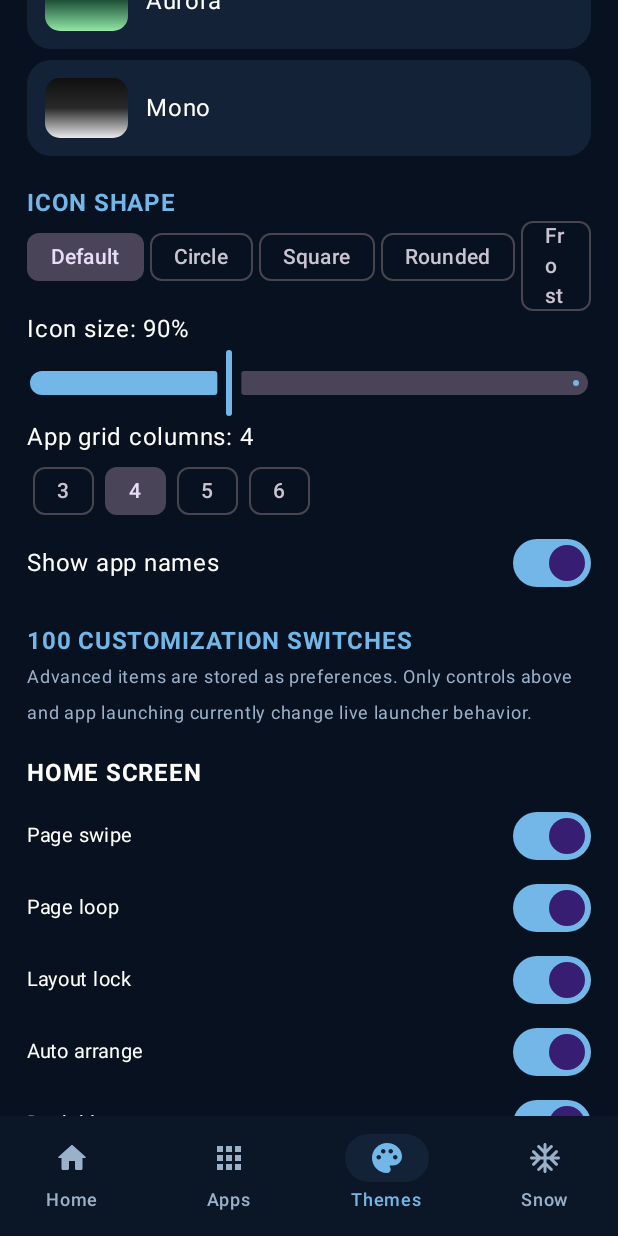
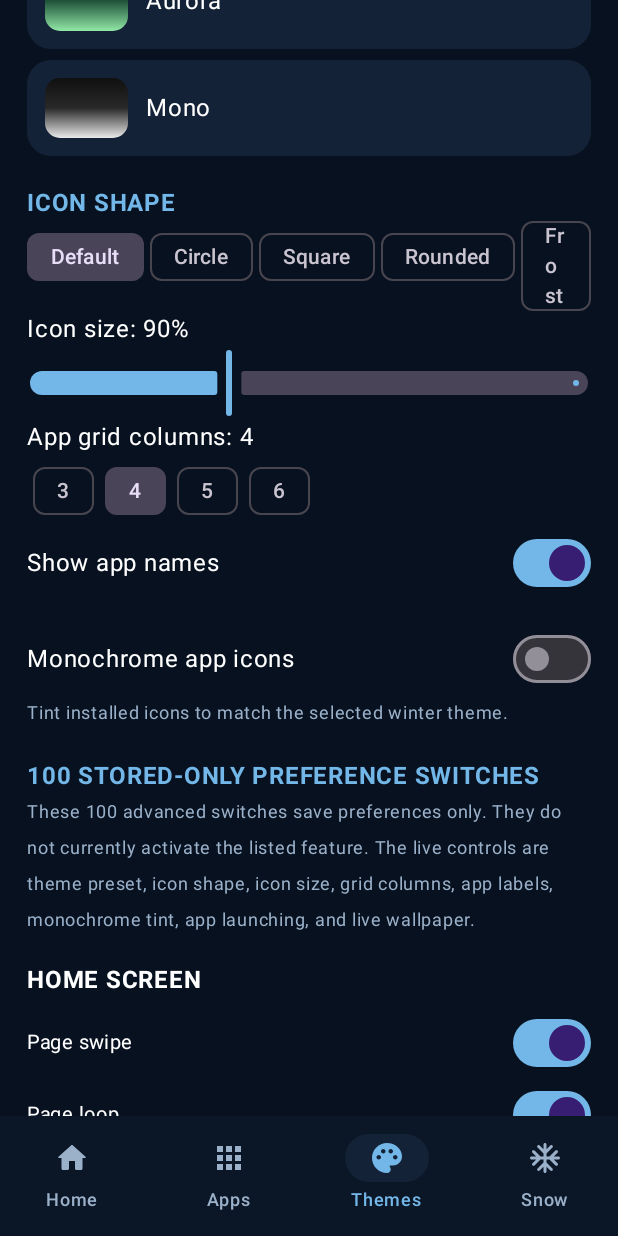
Before and after one commit to domm1402/SNOWFALL, an Android app built with Jetpack Compose: the screen it shows after launch (MainActivity), item 3 of the bottom bar chosen, scrolled down 576 dp, on a phone screen of 412 x 824 dp. Run offline under Robolectric (Android 15) with nearby library versions, the phone set to English and light mode, and no system bars.

Commit message:
Fix Canvas shadowing and add live themed monochrome icons

```diff
--- a/app/src/main/java/com/domm/snowfall/MainActivity.kt
+++ b/app/src/main/java/com/domm/snowfall/MainActivity.kt
@@ -4,6 +4,7 @@ import android.app.Activity
 import android.app.WallpaperManager
 import android.content.ComponentName
 import android.content.Intent
+import android.content.res.ColorStateList
 import android.os.Bundle
 import android.content.pm.ResolveInfo
 import android.widget.ImageView
@@ -24,6 +25,7 @@ import androidx.compose.ui.Modifier
 import androidx.compose.ui.draw.clip
 import androidx.compose.ui.graphics.Color
 import androidx.compose.ui.graphics.Brush
+import androidx.compose.ui.graphics.toArgb
 import androidx.compose.ui.text.font.FontWeight
 import androidx.compose.ui.text.style.TextAlign
 import androidx.compose.ui.unit.dp
@@ -61,6 +63,7 @@ private fun SnowfallPhone(activity:Activity){
     var columns by remember{mutableIntStateOf(prefs.getInt("grid",4).coerceIn(3,6))}
     var shape by remember{mutableIntStateOf(prefs.getInt("shape",0))}
     var labels by remember{mutableStateOf(prefs.getBoolean("labels",true))}
+    var monochrome by remember{mutableStateOf(prefs.getBoolean("monochrome",false))}
     var query by remember{mutableStateOf("")}
     val accent=palettes[theme][2]
     val apps=remember(activity){
@@ -81,9 +84,9 @@ private fun SnowfallPhone(activity:Activity){
             }
         }){ pad->
             when(tab){
-                0->HomePage(activity,apps,theme,accent,size,labels,shape,{tab=1},{tab=2})
-                1->AppsPage(activity,apps,query,{query=it},accent,size,columns,labels,shape)
-                2->ThemePage(theme,{theme=it;prefs.edit().putInt("theme",it).apply()},size,{size=it;prefs.edit().putFloat("iconSize",it).apply()},columns,{columns=it;prefs.edit().putInt("grid",it).apply()},shape,{shape=it;prefs.edit().putInt("shape",it).apply()},labels,{labels=it;prefs.edit().putBoolean("labels",it).apply()},accent)
+                0->HomePage(activity,apps,theme,accent,size,labels,shape,monochrome,{tab=1},{tab=2})
+                1->AppsPage(activity,apps,query,{query=it},accent,size,columns,labels,shape,monochrome)
+                2->ThemePage(theme,{theme=it;prefs.edit().putInt("theme",it).apply()},size,{size=it;prefs.edit().putFloat("iconSize",it).apply()},columns,{columns=it;prefs.edit().putInt("grid",it).apply()},shape,{shape=it;prefs.edit().putInt("shape",it).apply()},labels,{labels=it;prefs.edit().putBoolean("labels",it).apply()},monochrome,{monochrome=it;prefs.edit().putBoolean("monochrome",it).apply()},accent)
                 else->WallpaperPage(activity,accent)
             }
         }
@@ -91,7 +94,7 @@ private fun SnowfallPhone(activity:Activity){
 }
 
 @Composable
-private fun HomePage(activity:Activity,apps:List<PhoneApp>,theme:Int,accent:Color,size:Float,labels:Boolean,shape:Int,goApps:()->Unit,goThemes:()->Unit){
+private fun HomePage(activity:Activity,apps:List<PhoneApp>,theme:Int,accent:Color,iconScale:Float,labels:Boolean,shape:Int,monochrome:Boolean,goApps:()->Unit,goThemes:()->Unit){
     val date=java.time.LocalDate.now().format(java.time.format.DateTimeFormatter.ofPattern("EEEE, d MMMM"))
     val hour=java.time.LocalTime.now().format(java.time.format.DateTimeFormatter.ofPattern("HH:mm"))
     val favorites=apps.filter{a->val n=a.label.lowercase();n.contains("phone")||n.contains("camera")||n.contains("message")||n.contains("chrome")}.take(4)
@@ -125,7 +128,7 @@ private fun HomePage(activity:Activity,apps:List<PhoneApp>,theme:Int,accent:Colo
                 Text("EDIT",color=accent,fontSize=10.sp,letterSpacing=1.sp,modifier=Modifier.clickable{goApps()})
             }
             Spacer(Modifier.height(15.dp))
-            Row(Modifier.fillMaxWidth(),horizontalArrangement=Arrangement.SpaceBetween){ favorites.forEach{AppIcon(activity,it,accent,size,labels,shape)} }
+            Row(Modifier.fillMaxWidth(),horizontalArrangement=Arrangement.SpaceBetween){ favorites.forEach{AppIcon(activity,it,accent,iconScale,labels,shape,monochrome)} }
             Spacer(Modifier.height(24.dp))
             Row(verticalAlignment=Alignment.CenterVertically,modifier=Modifier.fillMaxWidth().clickable{goApps()}){
                 Text("APPLICATIONS",color=Color.White.copy(.8f),fontSize=11.sp,letterSpacing=2.sp,modifier=Modifier.weight(1f))
@@ -155,28 +158,28 @@ private fun HomePage(activity:Activity,apps:List<PhoneApp>,theme:Int,accent:Colo
     }
 }
 @Composable
-private fun AppsPage(activity:Activity,apps:List<PhoneApp>,query:String,onQuery:(String)->Unit,accent:Color,size:Float,grid:Int,labels:Boolean,shape:Int){
+private fun AppsPage(activity:Activity,apps:List<PhoneApp>,query:String,onQuery:(String)->Unit,accent:Color,size:Float,grid:Int,labels:Boolean,shape:Int,monochrome:Boolean){
     Column(Modifier.fillMaxSize().background(bg).padding(horizontal=16.dp)){
         Spacer(Modifier.height(22.dp));Text("App drawer",color=Color.White,fontSize=28.sp,fontWeight=FontWeight.Bold);Text(apps.size.toString()+" installed apps",color=muted);Spacer(Modifier.height(12.dp))
         OutlinedTextField(query,onQuery,modifier=Modifier.fillMaxWidth(),placeholder={Text("Search apps")},leadingIcon={Icon(Icons.Rounded.Search,null)},singleLine=true,shape=RoundedCornerShape(18.dp))
         val filtered=apps.filter{it.label.contains(query,true)}
-        LazyVerticalGrid(columns=GridCells.Fixed(grid),contentPadding=PaddingValues(vertical=16.dp),horizontalArrangement=Arrangement.spacedBy(4.dp),verticalArrangement=Arrangement.spacedBy(12.dp)) { items(filtered,key={it.packageName}) { AppIcon(activity,it,accent,size,labels,shape) } }
+        LazyVerticalGrid(columns=GridCells.Fixed(grid),contentPadding=PaddingValues(vertical=16.dp),horizontalArrangement=Arrangement.spacedBy(4.dp),verticalArrangement=Arrangement.spacedBy(12.dp)) { items(filtered,key={it.packageName}) { AppIcon(activity,it,accent,size,labels,shape,monochrome) } }
     }
 }
 
 @Composable
-private fun AppIcon(activity:Activity,app:PhoneApp,accent:Color,size:Float,labels:Boolean,shape:Int){
+private fun AppIcon(activity:Activity,app:PhoneApp,accent:Color,size:Float,labels:Boolean,shape:Int,monochrome:Boolean){
     val iconShape=when(shape){1->CircleShape;2->RoundedCornerShape(8.dp);3->RoundedCornerShape(18.dp);4->RoundedCornerShape(50.dp);else->RoundedCornerShape(20.dp)}
     Column(Modifier.width(72.dp).clickable(onClick = { try { activity.packageManager.getLaunchIntentForPackage(app.packageName)?.let { launch -> activity.startActivity(launch) } } catch (_: Exception) { } }).padding(4.dp),horizontalAlignment=Alignment.CenterHorizontally){
-        Box(Modifier.size((48*size).dp.coerceIn(36.dp,72.dp)).clip(iconShape).background(Color.White.copy(.06f)),contentAlignment=Alignment.Center){
-            AndroidView(factory={ImageView(it).apply{scaleType=ImageView.ScaleType.FIT_CENTER;setImageDrawable(app.info.loadIcon(activity.packageManager))}},modifier=Modifier.fillMaxSize().padding(2.dp))
+        Box(Modifier.size((48*size).dp.coerceIn(36.dp,72.dp)).clip(iconShape).background(if(monochrome) accent.copy(.16f) else Color.White.copy(.06f)),contentAlignment=Alignment.Center){
+            AndroidView(factory={ImageView(it).apply{scaleType=ImageView.ScaleType.FIT_CENTER;setImageDrawable(app.info.loadIcon(activity.packageManager))}},update={view->view.imageTintList=if(monochrome) ColorStateList.valueOf(accent.toArgb()) else null},modifier=Modifier.fillMaxSize().padding(2.dp))
         }
         if(labels)Text(app.label,color=Color.White,fontSize=10.sp,maxLines=1,textAlign=TextAlign.Center)
     }
 }
 
 @Composable
-private fun ThemePage(theme:Int,setTheme:(Int)->Unit,size:Float,setSize:(Float)->Unit,grid:Int,setGrid:(Int)->Unit,shape:Int,setShape:(Int)->Unit,labels:Boolean,setLabels:(Boolean)->Unit,accent:Color){
+private fun ThemePage(theme:Int,setTheme:(Int)->Unit,size:Float,setSize:(Float)->Unit,grid:Int,setGrid:(Int)->Unit,shape:Int,setShape:(Int)->Unit,labels:Boolean,setLabels:(Boolean)->Unit,monochrome:Boolean,setMonochrome:(Boolean)->Unit,accent:Color){
     val ctx=androidx.compose.ui.platform.LocalContext.current
     val p=remember{ctx.getSharedPreferences("snowfall-extra",Activity.MODE_PRIVATE)}
     val groups=remember{listOf(
@@ -195,7 +198,9 @@ private fun ThemePage(theme:Int,setTheme:(Int)->Unit,size:Float,setSize:(Float)-
         Text("Icon size: "+(size*100).toInt()+"%",color=Color.White);Slider(value=size,onValueChange=setSize,valueRange=.65f..1.35f)
         Text("App grid columns: "+grid,color=Color.White);Row{(3..6).forEach{FilterChip(selected=grid==it,onClick={setGrid(it)},label={Text(it.toString())})}}
         Row(verticalAlignment=Alignment.CenterVertically){Text("Show app names",color=Color.White,modifier=Modifier.weight(1f));Switch(labels,setLabels)}
-        Spacer(Modifier.height(16.dp));Text("100 CUSTOMIZATION SWITCHES",color=accent,fontWeight=FontWeight.Bold);Text("Advanced items are stored as preferences. Only controls above and app launching currently change live launcher behavior.",color=muted,fontSize=12.sp)
+        Spacer(Modifier.height(16.dp));Row(verticalAlignment=Alignment.CenterVertically){Text("Monochrome app icons",color=Color.White,modifier=Modifier.weight(1f));Switch(monochrome,setMonochrome)}
+Text("Tint installed icons to match the selected winter theme.",color=muted,fontSize=12.sp)
+Spacer(Modifier.height(18.dp));Text("100 STORED-ONLY PREFERENCE SWITCHES",color=accent,fontWeight=FontWeight.Bold);Text("These 100 advanced switches save preferences only. They do not currently activate the listed feature. The live controls are theme preset, icon shape, icon size, grid columns, app labels, monochrome tint, app launching, and live wallpaper.",color=muted,fontSize=12.sp)
         var index=0
         groups.forEach{(heading,list)->Text(heading.uppercase(),color=Color.White,fontWeight=FontWeight.Bold,modifier=Modifier.padding(top=16.dp,bottom=6.dp));list.forEach{name->val id=index;Row(Modifier.fillMaxWidth(),verticalAlignment=Alignment.CenterVertically){Text(name,color=Color.White,fontSize=13.sp,modifier=Modifier.weight(1f));Switch(states[id],{v->states=states.toMutableList().also{it[id]=v};p.edit().putBoolean("option"+id,v).apply()})};index++}}
     }
```
